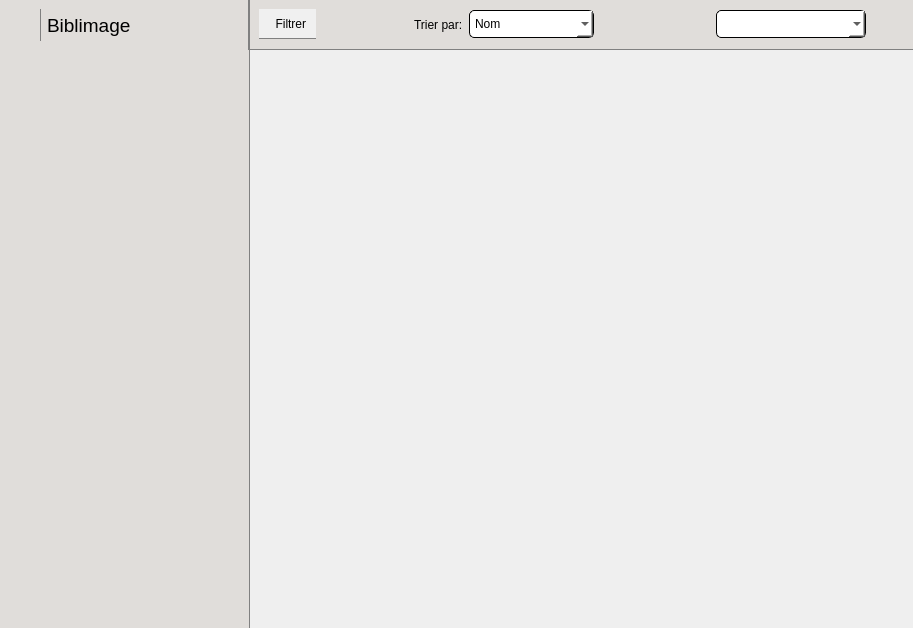
This is app/mainwindow.ui in baptistegasser/Bibliotheque_Photo as Qt 5 draws it before an edit. The edited form follows.
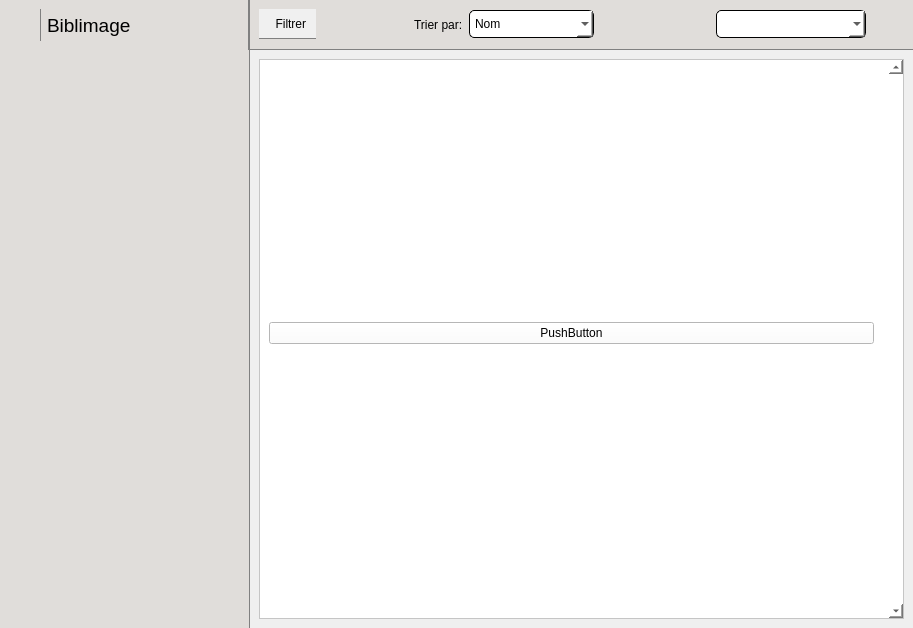
This is the edited form. The open tabs and pages were chosen to show the change. Icons and pictures are not drawn. Custom widgets are drawn as their Qt base class.

Commit message: Removed forward declarations of widget/layouts

```diff
--- a/app/mainwindow.ui
+++ b/app/mainwindow.ui
@@ -380,7 +380,50 @@
            <property name="styleSheet">
             <string notr="true"/>
            </property>
-           <layout class="QGridLayout" name="gridLayout_3"/>
+           <layout class="QGridLayout" name="gridLayout_3">
+            <item row="0" column="0">
+             <widget class="QScrollArea" name="scrollAreaPage">
+              <property name="sizePolicy">
+               <sizepolicy hsizetype="Expanding" vsizetype="Expanding">
+                <horstretch>0</horstretch>
+                <verstretch>0</verstretch>
+               </sizepolicy>
+              </property>
+              <property name="styleSheet">
+               <string notr="true">background: transparent;
+background-color: white;</string>
+              </property>
+              <property name="verticalScrollBarPolicy">
+               <enum>Qt::ScrollBarAlwaysOn</enum>
+              </property>
+              <property name="widgetResizable">
+               <bool>false</bool>
+              </property>
+              <property name="alignment">
+               <set>Qt::AlignLeading|Qt::AlignLeft|Qt::AlignTop</set>
+              </property>
+              <widget class="QWidget" name="scrollAreaWidgetContents">
+               <property name="geometry">
+                <rect>
+                 <x>0</x>
+                 <y>0</y>
+                 <width>623</width>
+                 <height>546</height>
+                </rect>
+               </property>
+               <layout class="QVBoxLayout" name="verticalLayout_4">
+                <item>
+                 <widget class="QPushButton" name="pushButton">
+                  <property name="text">
+                   <string>PushButton</string>
+                  </property>
+                 </widget>
+                </item>
+               </layout>
+              </widget>
+             </widget>
+            </item>
+           </layout>
           </widget>
           <widget class="QWidget" name="page_2">
            <layout class="QGridLayout" name="gridLayout_4"/>
```
Left out of the diff: 2 changed lines with no effect on the pictures. The commit also changes 2 other files.
